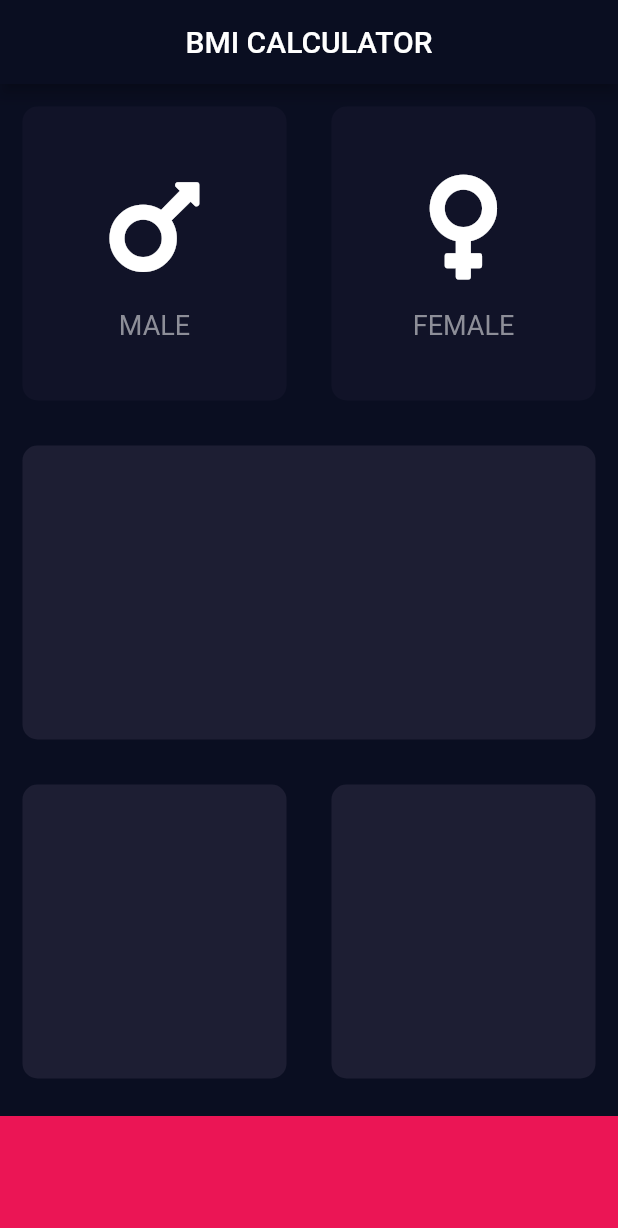
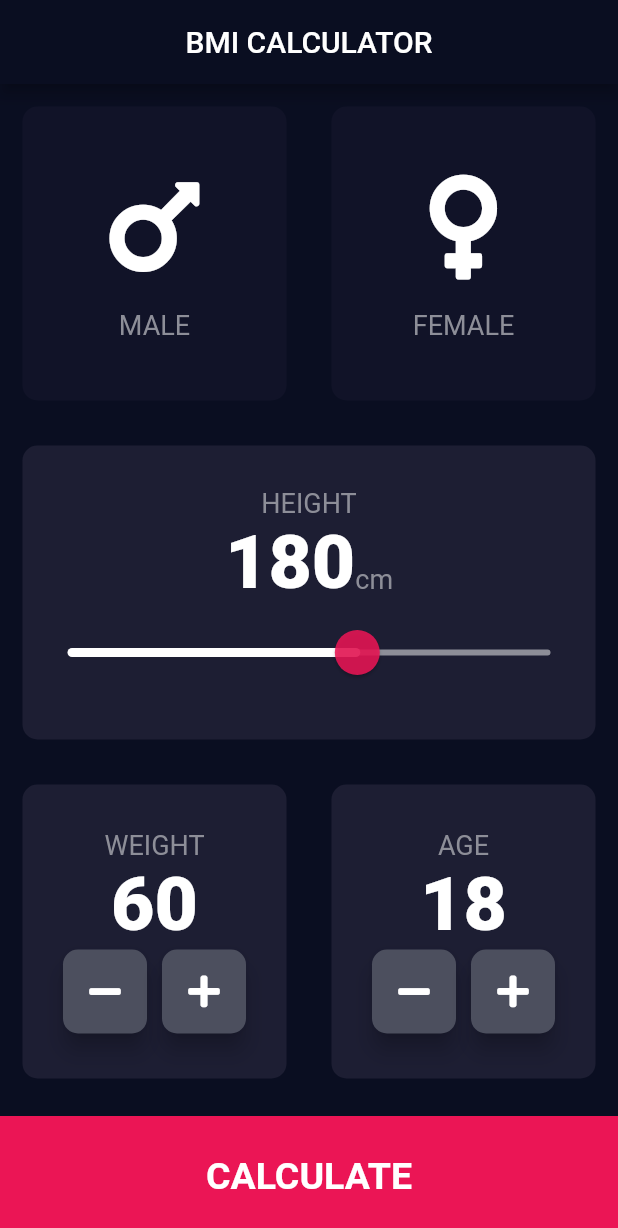
Before and after one commit to dom-king/bmi-calculator-flutter, a Flutter app: the screen it shows after launch, on a phone screen of 412 x 824 dp. Shown: the top 1228 px of the screen. Run offline on Flutter 3.47's test engine with Material 2 defaults, Android fonts, the phone set to English and light mode, and no system bars; our stand-ins replace font_awesome_flutter.

Commit message:
finalised the bmi functionality and made the application modular

```diff
--- /dev/null
+++ b/lib/calculator_brain.dart
@@ -0,0 +1,37 @@
+import 'dart:math';
+
+class CalculatorBrain {
+
+  CalculatorBrain({this.height, this.weight});
+
+  final int height;
+  final int weight;
+
+  // private variable can only access it through calculateBMI method
+  double _bmi;
+
+  String calculateBMI() {
+    _bmi = weight / pow(height/100, 2);
+    return _bmi.toStringAsFixed(1);
+  }
+
+  String getResult() {
+    if (_bmi >= 25) {
+      return 'Overweight';
+    } else if (_bmi > 18.5) {
+      return 'Normal';
+    } else {
+      return 'Underweight';
+    }
+  }
+
+  String getInterpretation() {
+    if (_bmi >= 25) {
+      return 'You are overweight, sort your shit out chunk!';
+    } else if (_bmi > 18.5) {
+      return 'You are normal weight, stay healthy!';
+    } else {
+      return 'You are underweight, have some food ffs!';
+    }
+  }
+}
--- /dev/null
+++ b/lib/components/bottom_button.dart
@@ -0,0 +1,24 @@
+import 'package:flutter/material.dart';
+import '../constants.dart';
+
+class BottomButton extends StatelessWidget {
+
+  BottomButton({@required this.onTap, this.buttonTitle});
+
+  final Function onTap;
+  final String buttonTitle;
+
+  @override
+  Widget build(BuildContext context) {
+    return GestureDetector(
+      onTap: onTap,
+      child: Container(
+          child: Center(child: Text(buttonTitle, style: kLargeButtonTextStyle)),
+          color: kBottomContainerColour,
+          margin: EdgeInsets.only(top: 10.0),
+          width: double.infinity,
+          height: kBottomContainerHeight
+      ),
+    );
+  }
+}
--- a/lib/icon_content.dart
+++ b/lib/components/icon_content.dart
@@ -1,4 +1,5 @@
 import 'package:flutter/material.dart';
+import 'package:bmi_calculator/constants.dart';
 
 class IconContent extends StatelessWidget {
 
@@ -20,11 +21,7 @@ class IconContent extends StatelessWidget {
         SizedBox(
             height: 15.0
         ),
-        Text(label, style: TextStyle(
-            fontSize: 18.0,
-            color: Color(0xFF8D8E98)
-        ),
-        )
+        Text(label, style: kLabelTextStyle)
       ],
     );
   }
--- /dev/null
+++ b/lib/components/reusable_card.dart
@@ -0,0 +1,25 @@
+import 'package:flutter/material.dart';
+
+class ReusableCard extends StatelessWidget {
+  ReusableCard({@required this.colour, this.cardChild, this.onPress});
+
+  // final value, can only set the colour once! - final Color colour;
+  final Color colour;
+  final Widget cardChild;
+  final Function onPress;
+
+  @override
+  Widget build(BuildContext context) {
+    return GestureDetector(
+      onTap: onPress,
+      child: Container(
+        child: cardChild,
+        margin: EdgeInsets.all(15.0),
+        decoration: BoxDecoration(
+          color: colour,
+          borderRadius: BorderRadius.circular(10.0),
+        ),
+      ),
+    );
+  }
+}
--- /dev/null
+++ b/lib/components/round_icon_button.dart
@@ -0,0 +1,25 @@
+import 'package:flutter/material.dart';
+
+class RoundIconButton extends StatelessWidget {
+
+  // required as it needs to be pressed and be an icon
+  RoundIconButton({@required this.icon, this.onPressed});
+
+  final IconData icon;
+  final Function onPressed;
+
+  @override
+  Widget build(BuildContext content){
+    return RawMaterialButton(
+        child: Icon(icon),
+        onPressed: onPressed,
+        elevation: 6.0,
+        constraints: BoxConstraints.tightFor(
+            width: 56.0,
+            height: 56.0
+        ),
+        shape: RoundedRectangleBorder(borderRadius: BorderRadius.circular(10.0)),
+        fillColor: Color(0xFF4C4F5E)
+    );
+  }
+}
--- /dev/null
+++ b/lib/constants.dart
@@ -0,0 +1,42 @@
+import 'package:flutter/material.dart';
+
+// add a k at the beginning of all the constants so you know it's a constant variable
+const kBottomContainerHeight = 80.0;
+const kActiveCardColour = Color(0xFF1D1E33);
+const kInactiveCardColour = Color(0xFF111328);
+const kBottomContainerColour = Color(0xFFEB1555);
+
+const kLabelTextStyle = TextStyle(
+  fontSize: 18.0,
+  color: Color(0xFF8D8E98)
+);
+
+const kNumberTextStyle = TextStyle(
+  fontSize: 50.0,
+  fontWeight: FontWeight.w900
+);
+
+const kLargeButtonTextStyle = TextStyle(
+  fontSize: 25.0,
+  fontWeight: FontWeight.bold
+);
+
+const kTitleTextStyle = TextStyle(
+  fontSize: 50.0,
+  fontWeight: FontWeight.bold
+);
+
+const kResultTextStyle = TextStyle(
+  color: Color(0xFF24D876),
+  fontSize: 22.0,
+  fontWeight: FontWeight.bold
+);
+
+const kBMITextStyle = TextStyle(
+    fontSize: 100.0,
+    fontWeight: FontWeight.bold
+);
+
+const kBodyTextStyle = TextStyle(
+    fontSize: 22.0
+);
--- a/lib/input_page.dart
+++ /dev/null
@@ -1,90 +0,0 @@
-import 'package:flutter/material.dart';
-import 'package:font_awesome_flutter/font_awesome_flutter.dart';
-import 'icon_content.dart';
-import 'reusable_card.dart';
-
-const bottomContainerHeight = 80.0;
-const activeCardColour = Color(0xFF1D1E33);
-const inactiveCardColour = Color(0xFF111328);
-const bottomContainerColour = Color(0xFFEB1555);
-
-enum Gender {
-  male,
-  female
-}
-
-class InputPage extends StatefulWidget {
-  @override
-  _InputPageState createState() => _InputPageState();
-}
-
-class _InputPageState extends State<InputPage> {
-
-  Gender selectedGender;
-
-  @override
-  Widget build(BuildContext context) {
-    return Scaffold(
-      appBar: AppBar(
-        title: Center(child: Text('BMI CALCULATOR')),
-      ),
-      body: Column(
-        children: <Widget>[
-          Expanded(child: Row(
-              children: <Widget>[
-                Expanded(
-                    child: GestureDetector(
-                      onTap: () {
-                        setState(() {
-                          selectedGender = Gender.male;
-                        });
-                      },
-                      child: ReusableCard(
-                          colour: selectedGender == Gender.male ? activeCardColour : inactiveCardColour,
-                          cardChild: IconContent(icon: FontAwesomeIcons.mars, label: 'MALE'),
-                      ),
-                    )
-                ),
-                Expanded(
-                    child: GestureDetector(
-                      onTap: () {
-                        setState(() {
-                          selectedGender = Gender.female;
-                        });
-                      },
-                      child: ReusableCard(
-                          colour: selectedGender == Gender.female ? activeCardColour : inactiveCardColour,
-                          cardChild: IconContent(icon: FontAwesomeIcons.venus, label: 'FEMALE'),
-                      ),
-                    )
-                ),
-          ])),
-          Expanded(
-              child: ReusableCard(
-                  colour: activeCardColour
-              )
-          ),
-          Expanded(child: Row(
-            children: <Widget>[
-              Expanded(
-                  child: ReusableCard(
-                      colour: activeCardColour
-                  )
-              ),
-              Expanded(
-                  child: ReusableCard(
-                      colour: activeCardColour
-                  )
-              )
-          ])),
-          Container(
-            color: bottomContainerColour,
-            margin: EdgeInsets.only(top: 10.0),
-            width: double.infinity,
-            height: bottomContainerHeight
-          )
-        ],
-      ),
-    );
-  }
-}
--- a/lib/main.dart
+++ b/lib/main.dart
@@ -1,5 +1,5 @@
 import 'package:flutter/material.dart';
-import 'input_page.dart';
+import 'screens/input_page.dart';
 
 void main() => runApp(BMICalculator());
 
--- a/lib/reusable_card.dart
+++ /dev/null
@@ -1,21 +0,0 @@
-import 'package:flutter/material.dart';
-
-class ReusableCard extends StatelessWidget {
-  ReusableCard({@required this.colour, this.cardChild});
-
-  // final value, can only set the colour once! - final Color colour;
-  final Color colour;
-  final Widget cardChild;
-
-  @override
-  Widget build(BuildContext context) {
-    return Container(
-      child: cardChild,
-      margin: EdgeInsets.all(15.0),
-      decoration: BoxDecoration(
-        color: colour,
-        borderRadius: BorderRadius.circular(10.0),
-      ),
-    );
-  }
-}
--- /dev/null
+++ b/lib/screens/input_page.dart
@@ -0,0 +1,218 @@
+import 'package:bmi_calculator/screens/results_page.dart';
+import 'package:flutter/material.dart';
+import 'package:font_awesome_flutter/font_awesome_flutter.dart';
+import '../components/icon_content.dart';
+import '../components/reusable_card.dart';
+import '../constants.dart';
+import 'results_page.dart';
+import '../components/bottom_button.dart';
+import '../components/round_icon_button.dart';
+import 'package:bmi_calculator/calculator_brain.dart';
+
+enum Gender {
+  male,
+  female
+}
+
+class InputPage extends StatefulWidget {
+  @override
+  _InputPageState createState() => _InputPageState();
+}
+
+class _InputPageState extends State<InputPage> {
+
+  Gender selectedGender;
+  int height = 180;
+  int weight = 60;
+  int age = 18;
+
+  @override
+  Widget build(BuildContext context) {
+    return Scaffold(
+      appBar: AppBar(
+        title: Center(child: Text('BMI CALCULATOR')),
+      ),
+      body: Column(
+        crossAxisAlignment: CrossAxisAlignment.stretch,
+        children: <Widget>[
+          Expanded(child: Row(
+              children: <Widget>[
+                Expanded(
+                    child: ReusableCard(
+                      onPress: () {
+                        setState(() {
+                          selectedGender = Gender.male;
+                        });
+                      },
+                      colour: selectedGender == Gender.male ? kActiveCardColour : kInactiveCardColour,
+                      cardChild: IconContent(icon: FontAwesomeIcons.mars, label: 'MALE'),
+                    ),
+                ),
+                Expanded(
+                    child: ReusableCard(
+                      onPress: () {
+                        setState(() {
+                          selectedGender = Gender.female;
+                        });
+                      },
+                      colour: selectedGender == Gender.female ? kActiveCardColour : kInactiveCardColour,
+                      cardChild: IconContent(icon: FontAwesomeIcons.venus, label: 'FEMALE'),
+                    ),
+                ),
+          ])),
+          Expanded(
+              child: ReusableCard(
+                colour: kActiveCardColour,
+                cardChild: Column(
+                  mainAxisAlignment: MainAxisAlignment.center,
+                  children: <Widget>[
+                    Text(
+                      'HEIGHT',
+                      style: kLabelTextStyle
+                    ),
+                    Row(
+                      mainAxisAlignment: MainAxisAlignment.center,
+                      // when using cross axis to get the text on the baseline, use text baseline as well
+                      crossAxisAlignment: CrossAxisAlignment.baseline,
+                      textBaseline: TextBaseline.alphabetic,
+                      children: <Widget>[
+                        Text(
+                          height.toString(),
+                          style: kNumberTextStyle,
+                        ),
+                        Text(
+                          'cm',
+                          style: kLabelTextStyle,
+                        )
+                      ],
+                    ),
+                    SliderTheme(
+                      data: SliderTheme.of(context).copyWith(
+                        activeTrackColor: Colors.white,
+                        inactiveTrackColor: Color(0xFF8D8E98),
+                        thumbColor: Color(0xDDEB1555),
+                        overlayColor: Color(0x29EB1555),
+                        thumbShape: RoundSliderThumbShape(enabledThumbRadius: 15.0),
+                        overlayShape: RoundSliderOverlayShape(overlayRadius: 30.0)
+                      ),
+                      child: Slider(
+                        value: height.toDouble(),
+                        min: 120.0,
+                        max: 220.0,
+                        onChanged: (double newValue) {
+                          setState(() {
+                            height = newValue.round();
+                          });
+                        },
+                      ),
+                    )
+                  ],
+                ),
+              )
+          ),
+          Expanded(child: Row(
+            children: <Widget>[
+              Expanded(
+                  child: ReusableCard(
+                    colour: kActiveCardColour,
+                    cardChild: Column(
+                      mainAxisAlignment: MainAxisAlignment.center,
+                      children: <Widget>[
+                        Text(
+                          'WEIGHT',
+                          style: kLabelTextStyle,
+                        ),
+                        Text(
+                          weight.toString(),
+                          style: kNumberTextStyle,
+                        ),
+                        Row(
+                          mainAxisAlignment: MainAxisAlignment.center,
+                          children: <Widget>[
+                            RoundIconButton(
+                              icon: FontAwesomeIcons.minus,
+                              onPressed: () {
+                                setState(() {
+                                  weight--;
+                                });
+                              },
+                            ),
+                            SizedBox(width: 10.0),
+                            RoundIconButton(
+                              icon: FontAwesomeIcons.plus,
+                              onPressed: () {
+                                setState(() {
+                                weight++;
+                              });
+                              },
+                            ),
+                          ],
+                        ),
+                      ],
+                    ),
+                  )
+              ),
+              Expanded(
+                  child: ReusableCard(
+                    colour: kActiveCardColour,
+                    cardChild: Column(
+                      mainAxisAlignment: MainAxisAlignment.center,
+                      children: <Widget>[
+                        Text(
+                          'AGE',
+                          style: kLabelTextStyle
+                        ),
+                        Text(
+                          age.toString(),
+                          style: kNumberTextStyle,
+                        ),
+                        Row(
+                          mainAxisAlignment: MainAxisAlignment.center,
+                          children: <Widget>[
+                            RoundIconButton(
+                              icon: FontAwesomeIcons.minus,
+                              onPressed: () {
+                                setState(() {
+                                  age--;
+                                });
+                              },
+                            ),
+                            SizedBox(width: 10.0),
+                            RoundIconButton(
+                              icon: FontAwesomeIcons.plus,
+                              onPressed: () {
+                                setState(() {
+                                  age++;
+                                });
+                              },
+                            )
+                          ],
+                        )
+                      ],
+                    ),
+                  )
+              )
+          ])),
+          BottomButton(
+            buttonTitle: 'CALCULATE',
+            onTap: () {
+
+              CalculatorBrain calc = CalculatorBrain(height: height, weight: weight);
+
+              Navigator.push(
+                  context,
+                  MaterialPageRoute(
+                      builder: (context) => ResultsPage(
+                        bmiResult: calc.calculateBMI(),
+                        resultText: calc.getResult(),
+                        interpretation: calc.getInterpretation(),
+                      )
+                  )
+              );
+            }
+          )
+        ],
+      ),
+    );
+  }
+}
```
Also changed, not shown: lib/screens/results_page.dart (added, +69 -0 lines).
